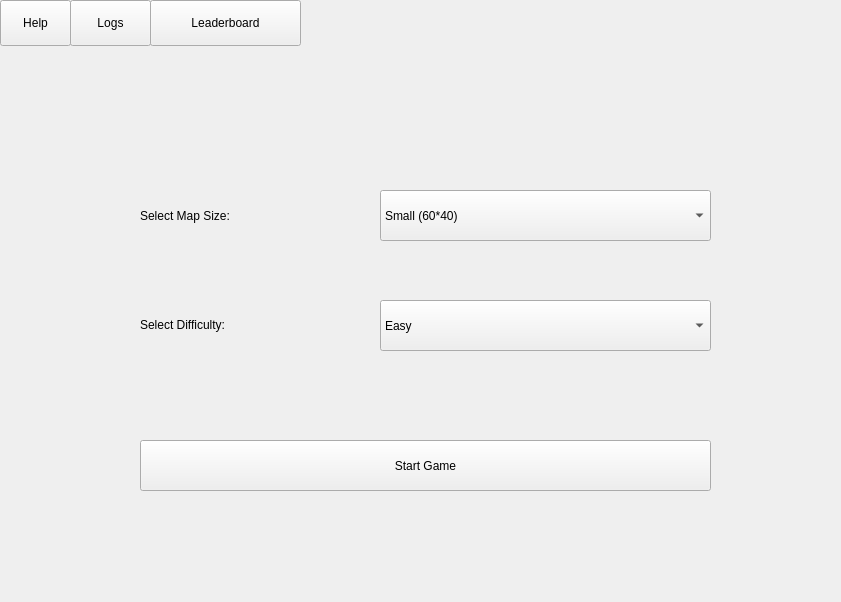
Above: snake_game_1_0/start_menu.ui from ZiyueYang23/snake_game before the change. Below: the same form after it.
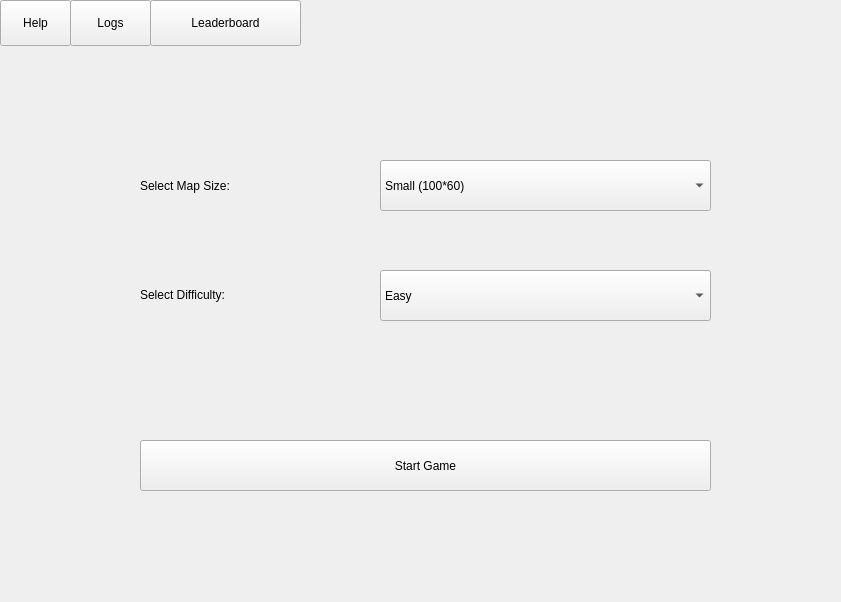
That is the form after the change.

The edit to the form file:
```diff
--- a/snake_game_1_0/start_menu.ui
+++ b/snake_game_1_0/start_menu.ui
@@ -17,7 +17,7 @@
    <property name="geometry">
     <rect>
      <x>140</x>
-     <y>180</y>
+     <y>150</y>
      <width>211</width>
      <height>71</height>
     </rect>
@@ -30,7 +30,7 @@
    <property name="geometry">
     <rect>
      <x>140</x>
-     <y>290</y>
+     <y>260</y>
      <width>221</width>
      <height>71</height>
     </rect>
@@ -43,7 +43,7 @@
    <property name="geometry">
     <rect>
      <x>380</x>
-     <y>300</y>
+     <y>270</y>
      <width>331</width>
      <height>51</height>
     </rect>
@@ -81,14 +81,14 @@
    <property name="geometry">
     <rect>
      <x>380</x>
-     <y>190</y>
+     <y>160</y>
      <width>331</width>
      <height>51</height>
     </rect>
    </property>
    <item>
     <property name="text">
-     <string>Small (60*40)</string>
+     <string>Small (100*60)</string>
     </property>
    </item>
    <item>
```
Left out of the diff: 4 changed lines with no effect on the pictures.
